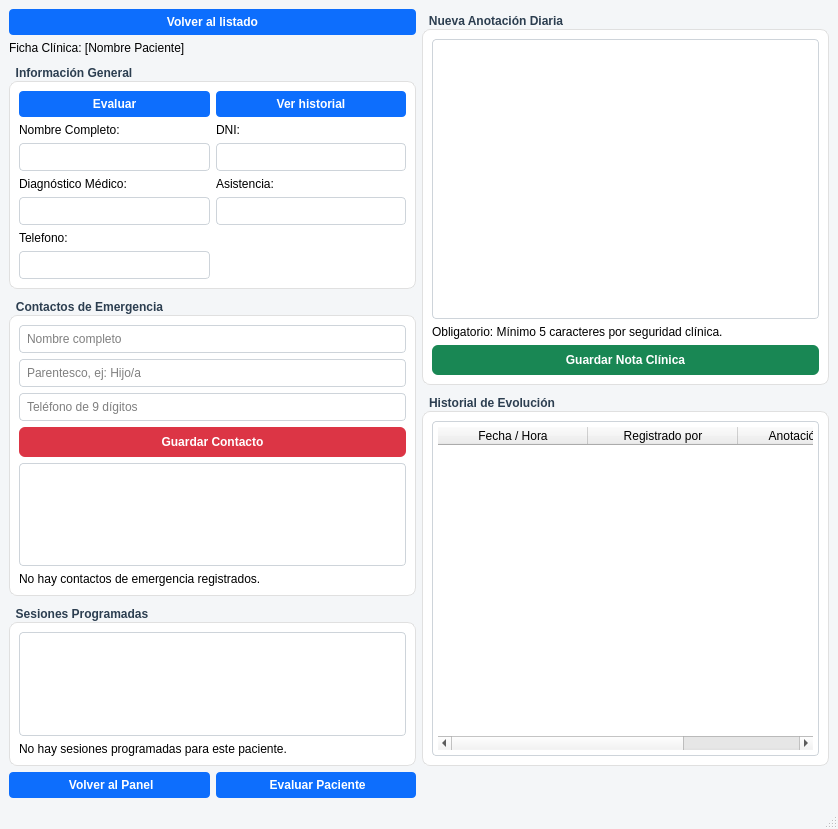
mbatla00/cediza_IS, file src/vista/ui/trabajador/paciente_detalle.ui: the form before one commit.
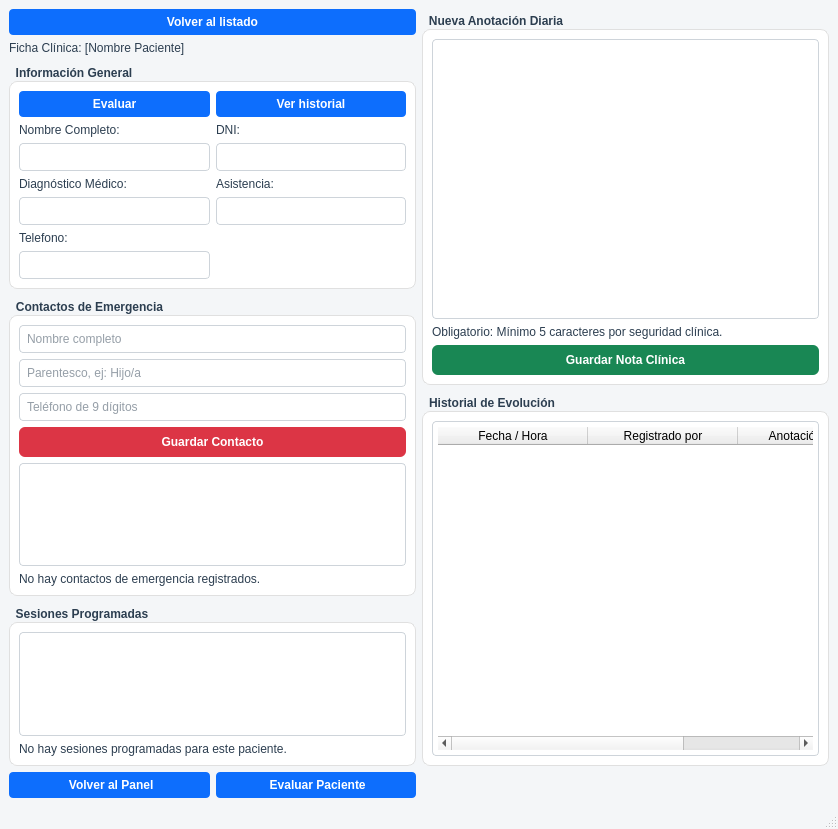
The form after the commit. Icons and pictures are not drawn.

What changed in the file:
```diff
--- a/src/vista/ui/trabajador/paciente_detalle.ui
+++ b/src/vista/ui/trabajador/paciente_detalle.ui
@@ -24,6 +24,11 @@
     background-color: #f4f6f8;
 }
 
+/* Color oscuro para todos los textos fijos (Labels) */
+QLabel {
+    color: #2c3e50;
+}
+
 QGroupBox {
     background-color: white;
     border: 1px solid #e0e0e0;
@@ -40,18 +45,22 @@
     top: 5px;
 }
 
+/* Cajas de texto, listas y tablas con fondo blanco, texto oscuro y selección azul con letras blancas */
 QLineEdit, QPlainTextEdit, QListWidget, QTableWidget {
     border: 1px solid #ced4da;
     border-radius: 4px;
     padding: 5px;
     background-color: #ffffff;
+    color: #2c3e50;
     selection-background-color: #0d6efd;
+    selection-color: #ffffff;
 }
 
 QLineEdit:focus, QPlainTextEdit:focus {
     border: 1px solid #0d6efd;
 }
 
+/* Botón Guardar Nota (Verde) */
 QPushButton#btn_guardar_nota {
     background-color: #198754;
     color: white;
@@ -64,6 +73,7 @@
     background-color: #157347;
 }
 
+/* Botón Guardar Contacto (Rojo) */
 QPushButton#btn_guardar_contacto {
     background-color: #dc3545;
     color: white;
@@ -76,6 +86,7 @@
     background-color: #bb2d3b;
 }
 
+/* Botones por defecto (Azul) */
 QPushButton {
     background-color: #0d6efd;
     color: white;
```
